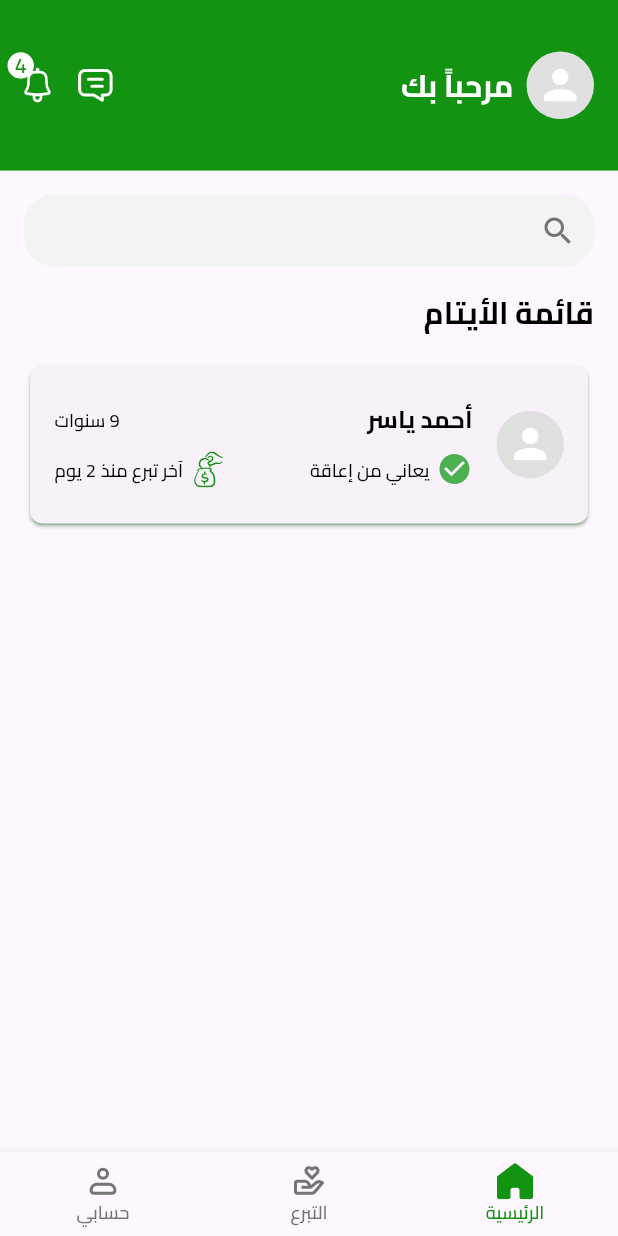
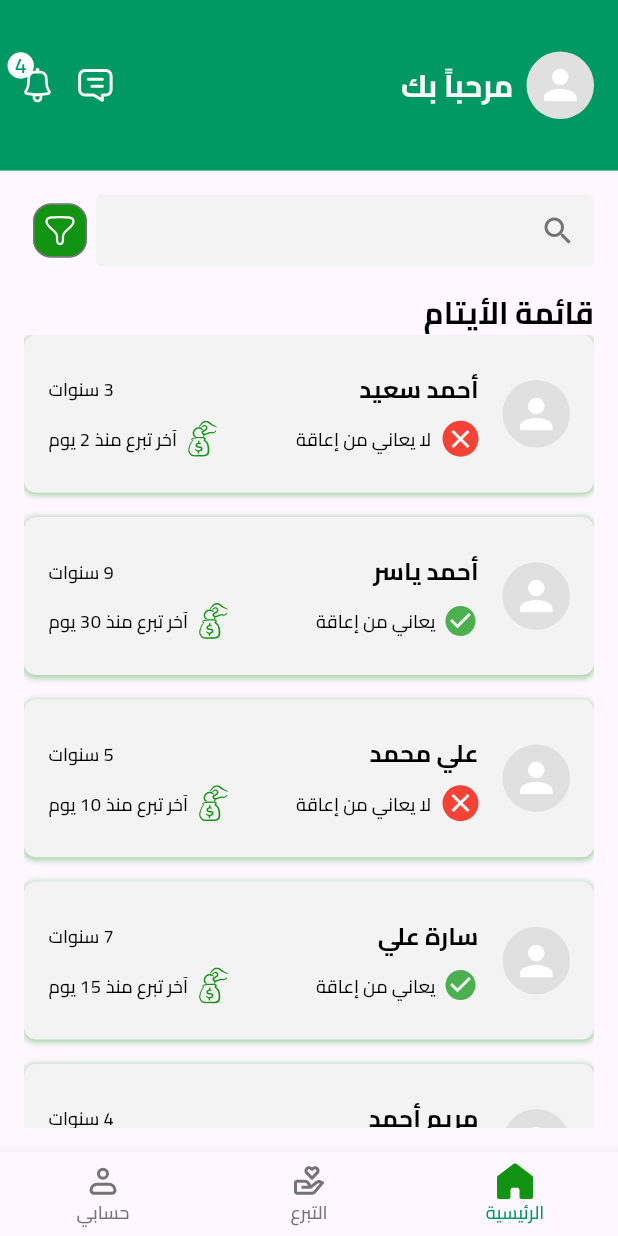
Before and after one commit to MohammedLaham/donationproject, a Flutter app: the screen it shows after launch, on a phone screen of 412 x 824 dp. Run offline on Flutter 3.47's test engine with Material 3 defaults, Android fonts, the light colour scheme and no system bars; our stand-ins replace flutter_bloc, flutter_screenutil, flutter_svg, shared_preferences.

Commit message:
- donor_home_screen Done!

```diff
--- a/lib/constant.dart
+++ b/lib/constant.dart
@@ -3,8 +3,8 @@ import 'package:flutter/material.dart';
 import 'package:flutter_screenutil/flutter_screenutil.dart';
 
 // Colors
-const Color primaryColor = Color(0xFF129412); // اللون الأخضر اللي بالتصميم
-//const Color primaryColor = Color(0xFF009963); // اللون الأخضر اللي طلبته
+const Color greenColor = Color(0xFF129412); // اللون الأخضر اللي بالتصميم
+const Color primaryColor = Color(0xFF009963); // اللون الأخضر اللي طلبته
 const Color secondaryColor = Color(
   0xFFE5F5F0,
 ); // لون فاتح يستخدم غالباً في الخلفيات أو الأزرار
@@ -58,3 +58,9 @@ TextStyle font16BlackMedium = TextStyle(
   fontWeight: FontWeightHeper.medium,
   color: mainBlack,
 );
+TextStyle font14BlackRegular = TextStyle(
+  fontSize: 14.sp,
+  fontWeight: FontWeightHeper.normal,
+  color: mainBlack,
+  fontFamily: 'Cairo',
+);
--- a/lib/view/screens/donor/donor_home_screen.dart
+++ b/lib/view/screens/donor/donor_home_screen.dart
@@ -16,7 +16,13 @@ class DonorHomeScreen extends StatefulWidget {
 }
 
 class _DonorHomeScreenState extends State<DonorHomeScreen> {
-  final TextEditingController _searchController = TextEditingController();
+  late TextEditingController _searchController;
+
+  @override
+  void initState() {
+    _searchController = TextEditingController();
+    super.initState();
+  }
 
   @override
   void dispose() {
@@ -24,6 +30,13 @@ class _DonorHomeScreenState extends State<DonorHomeScreen> {
     super.dispose();
   }
 
+  List<OrphanCard> orphanList = [
+    OrphanCard(name: 'أحمد سعيد', age: 3, lastDonation: 2, isdisable: false),
+    OrphanCard(name: 'أحمد ياسر', age: 9, lastDonation: 30, isdisable: true),
+    OrphanCard(name: 'علي محمد', age: 5, lastDonation: 10, isdisable: false),
+    OrphanCard(name: 'سارة علي', age: 7, lastDonation: 15, isdisable: true),
+    OrphanCard(name: 'مريم أحمد', age: 4, lastDonation: 5, isdisable: false),
+  ];
   @override
   Widget build(BuildContext context) {
     return Column(
@@ -81,68 +94,74 @@ class _DonorHomeScreenState extends State<DonorHomeScreen> {
             ),
           ],
         ),
-        Padding(
+        Expanded(
+          child: Padding(
             padding: EdgeInsetsDirectional.all(16),
             child: Column(
               crossAxisAlignment: CrossAxisAlignment.start,
               children: [
                 // Search and filter
-              CustomTextField(
+                Row(
+                  children: [
+                    Expanded(
+                      // البحث
+                      child: CustomTextField(
                         horizantal: 10.w,
                         hintText: 'ابحث ...',
+                        borderRadius: 4,
                         prefixIcons: Icons.search,
                         textColor: mainGray,
                         label: '',
                         backgroundColor: lightGray,
                         controller: _searchController,
                       ),
-              verticalSpacing(16.h),
-              Text('قائمة الأيتام', style: font20BlackBold),
-              verticalSpacing(16.h),
-              // orphan list
-              Card(
-                shadowColor: Color(0xFF129412),
-                shape: RoundedRectangleBorder(
-                  borderRadius: BorderRadius.circular(8.r),
                     ),
-                child: ListTile(
-                  title: Column(
-                    crossAxisAlignment: CrossAxisAlignment.start,
-                    children: [
-                      Row(
-                        children: [
-                          Text('أحمد ياسر', style: font16BlackBold),
-                          Spacer(),
-                          Text('9 سنوات', style: font12BlackMedium),
-                        ],
+                    //زر الفلتر
+                    OutlinedButton(
+                      style: ButtonStyle(
+                        backgroundColor: WidgetStateProperty.all(greenColor),
+                        minimumSize: WidgetStateProperty.all(Size(36, 36)),
+                        padding: WidgetStateProperty.all(
+                          const EdgeInsets.all(4),
                         ),
-                      verticalSpacing(9.h),
-                      Row(
-                        children: [
-                          Icon(Icons.check_circle, color: Colors.green),
-                          horizontalSpacing(4.w),
-                          Text('يعاني من إعاقة', style: font12BlackMedium),
-                          Spacer(),
-                          SvgPicture.asset('assets/svgs/ic_donation.svg'),
-
-                          horizontalSpacing(6.w),
-                          Text('آخر تبرع منذ 2 يوم', style: font12BlackMedium),
-                        ],
+                        shape: WidgetStateProperty.all(
+                          RoundedRectangleBorder(
+                            borderRadius: BorderRadius.circular(12),
+                          ),
+                        ),
+                      ),
+                      onPressed: () {},
+                      child: SvgPicture.asset('assets/svgs/ic_filter.svg'),
                     ),
                   ],
                 ),
-                  leading: CircleAvatar(
-                    backgroundColor: Colors.grey[300],
-                    radius: 22.5,
-                    child: Icon(Icons.person, color: Colors.white, size: 32),
-                  ),
-                  onTap: () {
-                    //TODO: Implement orphan details navigation
+                verticalSpacing(16.h),
+                Text('قائمة الأيتام', style: font20BlackBold),
+                // verticalSpacing(16.h),
+                // orphan list
+                Expanded(
+                  child: ListView.builder(
+                    itemCount: orphanList.length,
+                    shrinkWrap: true,
+                    itemBuilder: (context, index) {
+                      return OrphanCard(
+                        name: orphanList[index].name,
+                        age: orphanList[index].age,
+                        lastDonation: orphanList[index].lastDonation,
+                        isdisable: orphanList[index].isdisable,
+                      );
                     },
-                  contentPadding: EdgeInsetsDirectional.all(16.0),
                   ),
                 ),
+
+                // OrphanCard(
+                //   name: 'أحمد ياسر',
+                //   age: 9,
+                //   lastDonation: 30,
+                //   isdisable: true,
+                // ),
               ],
+            ),
           ),
         ),
       ],
@@ -162,7 +181,6 @@ class _DonorHomeScreenState extends State<DonorHomeScreen> {
 //                         ),
 //                       ],
 //                     ),
-
 
 //  ColoredBox(
 //             color: primaryColor,
@@ -224,7 +242,6 @@ class _DonorHomeScreenState extends State<DonorHomeScreen> {
 //             ),
 //           ),
 
-
 // trailing: Column(
 //           children: [
 //             Row(
--- a/lib/view/widgets/custom_card.dart
+++ b/lib/view/widgets/custom_card.dart
@@ -1,63 +1,135 @@
+import 'package:donationproject/constant.dart';
+import 'package:donationproject/core/helpers/spacing.dart';
 import 'package:flutter/material.dart';
+import 'package:flutter_screenutil/flutter_screenutil.dart';
+import 'package:flutter_svg/svg.dart';
 
-class CustomCard extends StatelessWidget {
-  final String title;
-  final String subtitle;
-  final String additionalInfo;
-  final IconData icon;
-  final bool isCheck;
-  final String? buttonText;
+class OrphanCard extends StatelessWidget {
+  final String name;
+  final int age;
+  final int lastDonation;
+  final bool isdisable;
 
-  const CustomCard({
+  const OrphanCard({
     Key? key,
-    required this.title,
-    required this.subtitle,
-    required this.additionalInfo,
-    required this.icon,
-    this.isCheck = false,
-    this.buttonText,
+    required this.name,
+    required this.age,
+    required this.lastDonation,
+    required this.isdisable,
   }) : super(key: key);
 
   @override
   Widget build(BuildContext context) {
-    return Card(
-      elevation: 4,
-      shape: RoundedRectangleBorder(borderRadius: BorderRadius.circular(15)),
-      child: Padding(
-        padding: const EdgeInsets.all(16.0),
-        child: Column(
+    return Container(
+      margin: EdgeInsetsDirectional.only(bottom: 16.h),
+      decoration: BoxDecoration(
+        borderRadius: BorderRadius.circular(8),
+        color: lightGray,
+        boxShadow: [
+          BoxShadow(
+            color: Color(0xFF129412).withAlpha(102),
+            blurRadius: 3,
+            spreadRadius: 0.5,
+            offset: Offset(0, 1),
+          ),
+        ],
+      ),
+      child: ListTile(
+        title: Column(
           crossAxisAlignment: CrossAxisAlignment.start,
           children: [
             Row(
               children: [
-                Icon(icon, color: Colors.green),
-                SizedBox(width: 8),
+                Text(name, style: font16BlackBold),
+                Spacer(),
+                Text('$age سنوات', style: font12BlackMedium),
+              ],
+            ),
+            verticalSpacing(9.h),
+            Row(
+              children: [
+                isdisable
+                    ? Icon(Icons.check_circle, color: Colors.green)
+                    : Material(
+                        color: Colors.red,
+                        shape: CircleBorder(),
+                        child: Padding(
+                          padding: const EdgeInsets.all(2.0),
+                          child: Icon(
+                            Icons.close,
+                            color: Colors.white,
+                            size: 20,
+                          ),
+                        ),
+                      ),
+
+                horizontalSpacing(4.w),
                 Text(
-                  title,
-                  style: TextStyle(fontSize: 18, fontWeight: FontWeight.bold),
+                  isdisable ? 'يعاني من إعاقة' : ' لا يعاني من إعاقة',
+                  style: font12BlackMedium,
                 ),
                 Spacer(),
-                if (isCheck) Icon(Icons.check_circle, color: Colors.green),
+                SvgPicture.asset('assets/svgs/ic_donation.svg'),
+
+                horizontalSpacing(6.w),
+                Text(
+                  'آخر تبرع منذ $lastDonation يوم',
+                  style: font12BlackMedium,
+                ),
               ],
             ),
-            SizedBox(height: 8),
-            Text(subtitle, style: TextStyle(fontSize: 16)),
-            if (additionalInfo.isNotEmpty) ...[
-              SizedBox(height: 4),
-              Text(additionalInfo, style: TextStyle(color: Colors.grey)),
-            ],
-            if (buttonText != null) ...[
-              SizedBox(height: 16),
-              ElevatedButton(
-                onPressed: () {
-                  // يمكنك إضافة الوظيفة هنا
-                },
-                child: Text(buttonText!),
-              ),
-            ],
           ],
         ),
+        leading: CircleAvatar(
+          backgroundColor: Colors.grey[300],
+          radius: 22.5,
+          child: Icon(Icons.person, color: Colors.white, size: 32),
+        ),
+        onTap: () {
+          //TODO: Implement orphan details navigation
+        },
+        contentPadding: EdgeInsetsDirectional.all(16.0),
       ),
     );
+
+    //  Card(
+    //   elevation: 4,
+    //   shape: RoundedRectangleBorder(borderRadius: BorderRadius.circular(15)),
+    //   child: Padding(
+    //     padding: const EdgeInsets.all(16.0),
+    //     child: Column(
+    //       crossAxisAlignment: CrossAxisAlignment.start,
+    //       children: [
+    //         Row(
+    //           children: [
+    //             Icon(icon, color: Colors.green),
+    //             SizedBox(width: 8),
+    //             Text(
+    //               title,
+    //               style: TextStyle(fontSize: 18, fontWeight: FontWeight.bold),
+    //             ),
+    //             Spacer(),
+    //             if (isCheck) Icon(Icons.check_circle, color: Colors.green),
+    //           ],
+    //         ),
+    //         SizedBox(height: 8),
+    //         Text(subtitle, style: TextStyle(fontSize: 16)),
+    //         if (additionalInfo.isNotEmpty) ...[
+    //           SizedBox(height: 4),
+    //           Text(additionalInfo, style: TextStyle(color: Colors.grey)),
+    //         ],
+    //         if (buttonText != null) ...[
+    //           SizedBox(height: 16),
+    //           ElevatedButton(
+    //             onPressed: () {
+    //               // يمكنك إضافة الوظيفة هنا
+    //             },
+    //             child: Text(buttonText!),
+    //           ),
+    //         ],
+    //       ],
+    //     ),
+    //   ),
+    // );
   }
 }
--- a/lib/view/widgets/custom_textfield.dart
+++ b/lib/view/widgets/custom_textfield.dart
@@ -13,6 +13,7 @@ class CustomTextField extends StatelessWidget {
   final String? Function(String?)? validator;
   final double vertical;
   final double horizantal;
+  final double borderRadius;
   final IconData? prefixIcons;
 
   const CustomTextField({
@@ -28,6 +29,7 @@ class CustomTextField extends StatelessWidget {
     this.validator,
     this.vertical = 0,
     this.horizantal = 0,
+    this.borderRadius = 20,
   });
 
   @override
@@ -58,10 +60,10 @@ class CustomTextField extends StatelessWidget {
         fillColor: backgroundColor,
         border: OutlineInputBorder(
           borderSide: BorderSide.none,
-          borderRadius: BorderRadius.circular(20),
+          borderRadius: BorderRadius.circular(borderRadius),
         ),
         focusedBorder: OutlineInputBorder(
-          borderRadius: BorderRadius.circular(20),
+          borderRadius: BorderRadius.circular(borderRadius),
           borderSide: BorderSide.none,
         ),
       ),
```
Also changed, not shown: lib/view/screens/donor/donor_donation_screen.dart (+7 -0 lines), lib/view/screens/donor/donor_profile_screen.dart (+40 -2 lines), assets/svgs/change_password.svg (added), assets/svgs/ic_filter.svg (added), assets/svgs/personal_info.svg (added), lib/view/screens/donor/orphan_list_screen.dart (deleted), 1 other file. Lines whose indentation alone changed are shown as unchanged.
